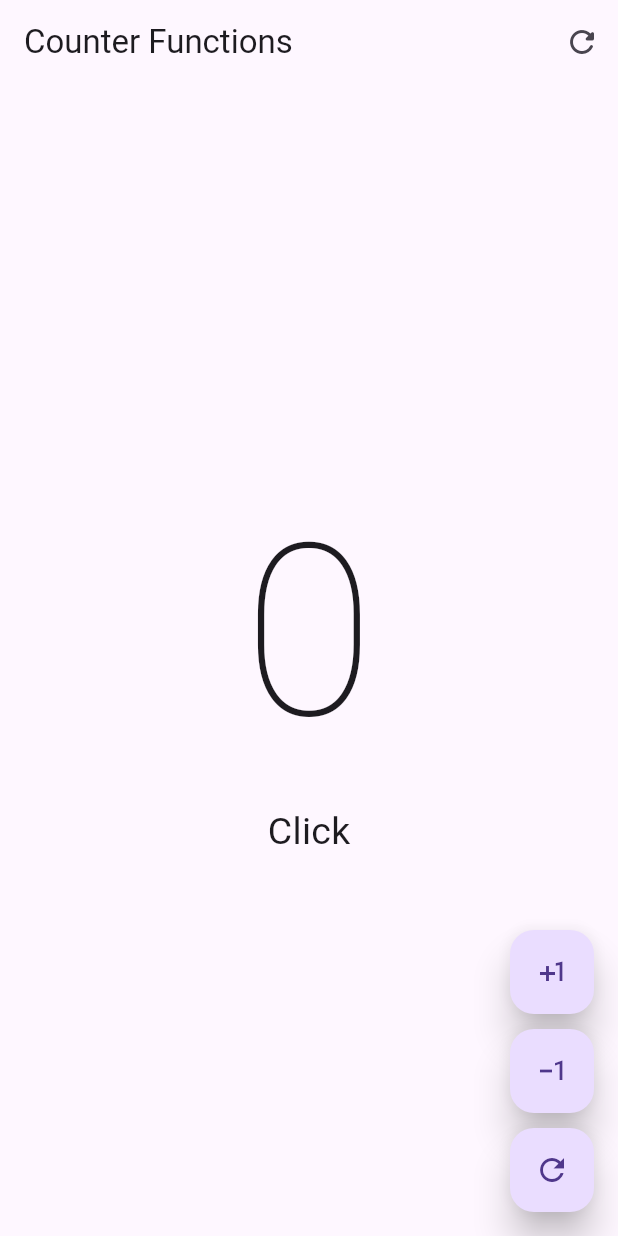
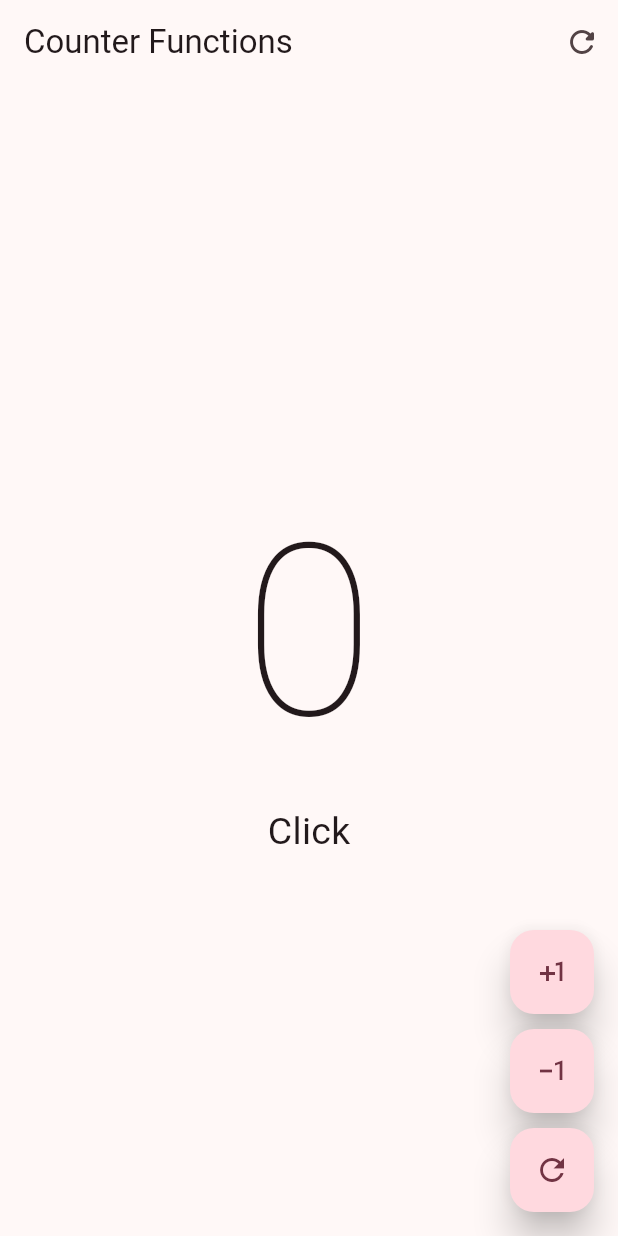
Before and after one commit to CRaez-Dev/flutter-starter, a Flutter app: the CounterFunctionsScreen screen opened directly, on a phone screen of 412 x 824 dp. Run offline on Flutter 3.47's test engine with Material 3 defaults, Android fonts, the phone set to English and light mode, and no system bars; our stand-ins replace animate_do, dio, video_player.

Commit message:
[Widgets app]
- Adding theme config

```diff
--- /dev/null
+++ b/widgets_app/lib/config/theme/app_theme.dart
@@ -0,0 +1,26 @@
+import 'package:flutter/material.dart';
+
+const colorList = <Color>[
+  Colors.blue,
+  Colors.teal,
+  Colors.green,
+  Colors.red,
+  Colors.purple,
+  Colors.deepPurple,
+  Colors.orange,
+  Colors.pink,
+  Colors.pinkAccent,
+];
+
+class AppTheme {
+  final int selectedColor;
+
+  AppTheme({this.selectedColor = 0})
+      : assert(selectedColor > 0, 'Color must be greater than 0'),
+        assert(selectedColor < colorList.length, 'Color must be in colorList');
+
+  ThemeData getTheme() => ThemeData(
+      useMaterial3: true,
+      colorSchemeSeed: colorList[selectedColor],
+      appBarTheme: const AppBarTheme(centerTitle: false));
+}
```
Also changed, not shown: widgets_app/lib/config/menu/menu_items.dart (added, +27 -0 lines), widgets_app/lib/config/ui/screens/home/home_screen.dart (added, +14 -0 lines), widgets_app/lib/main.dart (+6 -6 lines).
